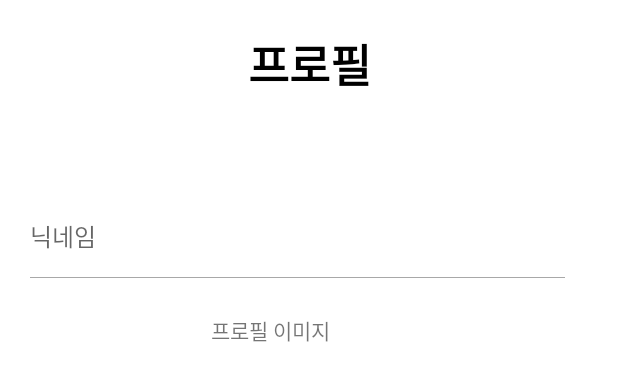
After one commit to MadMax-Team/honbap_signal_android, an Android app: the layout activity_profile.xml on its own in the app's theme, with its tools: preview values and no code run, on a phone screen of 412 x 824 dp. The commit adds this screen. Shown: the top 381 px of the screen. Run offline under Robolectric (Android 15) with nearby library versions, the phone set to English and light mode, and no system bars.

Commit message:
프로필 레이아웃 만드는중

```diff
--- a/app/src/main/java/com/example/HonbabSignal/AuthResponse.kt
+++ /dev/null
@@ -1,4 +0,0 @@
-package com.example.HonbabSignal
-
-//output을 정의하는 곳
-data class AuthResponse(val isSuccess : Boolean, val code: Int, val message : String)
--- a/app/src/main/java/com/example/HonbabSignal/SignUpActivity.kt
+++ b/app/src/main/java/com/example/HonbabSignal/SignUpActivity.kt
@@ -2,7 +2,6 @@ package com.example.HonbabSignal
 
 import android.os.Bundle
 import android.util.Log
-import android.view.LayoutInflater
 import android.view.View
 import android.widget.Toast
 import androidx.appcompat.app.AlertDialog
@@ -88,10 +87,10 @@ class SignUpActivity : AppCompatActivity(){
                 email,
                 phoneNum,
                 sex
-            ).enqueue(object:Callback<AuthResponse>{
+            ).enqueue(object:Callback<SignUpAuthResponse>{
                 //서버와의 통신에 성공했을때(응답값을 받아왔을때) 실행되는 코드
-                override fun onResponse(call: Call<AuthResponse>, response: Response<AuthResponse>) {
-                    var resp = response.body()!!
+                override fun onResponse(call: Call<SignUpAuthResponse>, responseSignUp: Response<SignUpAuthResponse>) {
+                    var resp = responseSignUp.body()!!
 
                     when(resp.code){
                         1000-> {binding.signUpLoadingPb.visibility = View.GONE
@@ -101,7 +100,7 @@ class SignUpActivity : AppCompatActivity(){
 
                 }
                 //서버와의 통신에 실패했을때
-                override fun onFailure(call: Call<AuthResponse>, t: Throwable) {
+                override fun onFailure(call: Call<SignUpAuthResponse>, t: Throwable) {
                     Log.d("DEBUG", t.message.toString())
                     var dialog = AlertDialog.Builder(this@SignUpActivity)
 
--- /dev/null
+++ b/app/src/main/java/com/example/HonbabSignal/SignUpAuthResponse.kt
@@ -0,0 +1,4 @@
+package com.example.HonbabSignal
+
+//output을 정의하는 곳
+data class SignUpAuthResponse(val isSuccess : Boolean, val code: Int, val message : String)
--- a/app/src/main/java/com/example/HonbabSignal/SignUpService.kt
+++ b/app/src/main/java/com/example/HonbabSignal/SignUpService.kt
@@ -1,7 +1,6 @@
 package com.example.HonbabSignal
 
 import retrofit2.Call
-import retrofit2.http.Body
 import retrofit2.http.Field
 import retrofit2.http.FormUrlEncoded
 import retrofit2.http.POST
@@ -18,5 +17,5 @@ interface SignUpService {
         @Field("email") email : String,
         @Field("phoneNum") phoneNum : String,
         @Field("sex") sex: String
-    ): Call<AuthResponse>
+    ): Call<SignUpAuthResponse>
 }
--- /dev/null
+++ b/app/src/main/res/layout/activity_profile.xml
@@ -0,0 +1,74 @@
+<?xml version="1.0" encoding="utf-8"?>
+
+<ScrollView
+    android:layout_width="match_parent"
+    android:layout_height="match_parent"
+    xmlns:android="http://schemas.android.com/apk/res/android">
+    <androidx.constraintlayout.widget.ConstraintLayout xmlns:android="http://schemas.android.com/apk/res/android"
+        android:layout_width="match_parent"
+        android:layout_height="match_parent"
+        xmlns:app="http://schemas.android.com/apk/res-auto">
+
+        <TextView
+            android:id="@+id/profile_title_tv"
+            android:layout_width="wrap_content"
+            android:layout_height="wrap_content"
+            android:text="프로필"
+            android:textSize="30sp"
+            android:textColor="@color/black"
+            android:textStyle="bold"
+            android:layout_marginTop="20dp"
+            app:layout_constraintTop_toTopOf="parent"
+            app:layout_constraintStart_toStartOf="parent"
+            app:layout_constraintEnd_toEndOf="parent" />
+
+        <EditText
+            android:id="@+id/profile_nick_name_et"
+            android:layout_width="0dp"
+            android:layout_height="wrap_content"
+            android:layout_marginStart="20dp"
+            android:layout_marginTop="80dp"
+            android:layout_marginEnd="35dp"
+            android:background="@null"
+            android:hint="닉네임"
+            android:inputType="text"
+            android:textSize="16sp"
+            app:layout_constraintTop_toBottomOf="@id/profile_title_tv"
+            app:layout_constraintStart_toStartOf="parent"
+            app:layout_constraintEnd_toEndOf="parent"/>
+
+        <View
+            android:id="@+id/profile_nick_name_underscore_view"
+            android:layout_width="0dp"
+            android:layout_height="1px"
+            android:layout_marginTop="15dp"
+            android:background="#a8a8a8"
+            app:layout_constraintEnd_toEndOf="@id/profile_nick_name_et"
+            app:layout_constraintStart_toStartOf="@id/profile_nick_name_et"
+            app:layout_constraintTop_toBottomOf="@id/profile_nick_name_et"/>
+        <ImageView
+            android:id="@+id/profile_profile_img_iv"
+            android:layout_width="100dp"
+            android:layout_height="100dp"
+            android:layout_marginTop="12dp"
+            android:layout_marginStart="15dp"
+            app:layout_constraintTop_toBottomOf="@id/profile_nick_name_underscore_view"
+            app:layout_constraintStart_toStartOf="parent"/>
+        <TextView
+            android:id="@+id/profile_profile_img_text_tv"
+            android:layout_width="wrap_content"
+            android:layout_height="wrap_content"
+            android:text="프로필 이미지"
+            android:layout_marginStart="25dp"
+            android:layout_marginTop="12dp"
+            app:layout_constraintStart_toEndOf="@id/profile_profile_img_iv"
+            app:layout_constraintTop_toTopOf="@id/profile_profile_img_iv"/>
+
+
+
+
+
+
+
+    </androidx.constraintlayout.widget.ConstraintLayout>
+</ScrollView>
```
